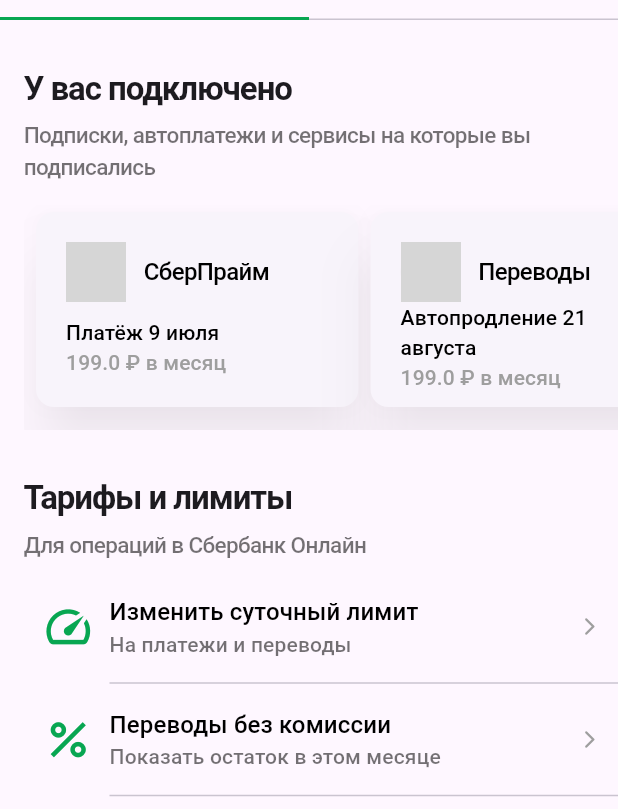
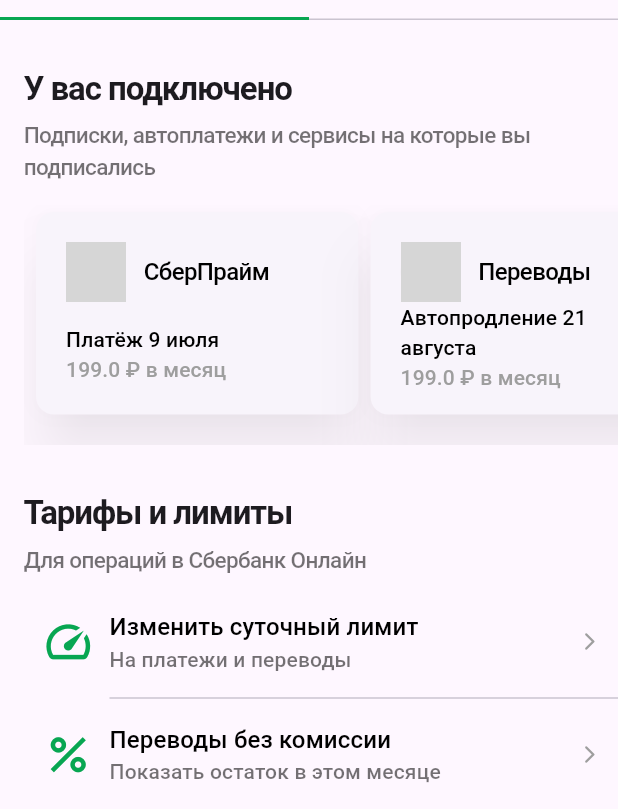
Before and after one commit to ArtemPodgornyi/FlutterSber, a Flutter app: the screen it shows after launch, on a phone screen of 412 x 824 dp, the part 427-1236 px from its top. Run offline on Flutter 3.47's test engine with Material 3 defaults, Android fonts, the light colour scheme and no system bars; grey boxes are pictures that could not be loaded.

Commit message:
[*] Fixed some paddings in Connected section

```diff
--- a/flutter_sber/lib/components/connected/connected_services_list.dart
+++ b/flutter_sber/lib/components/connected/connected_services_list.dart
@@ -7,17 +7,17 @@
   @override
   Widget build(BuildContext context) {
     return SizedBox(
-      height: 150,
+      height: 160,
       child: ListView(
         scrollDirection: Axis.horizontal,
         children: const [
           Padding(
-            padding: EdgeInsets.only(left: 8, top: 5, bottom: 15),
+            padding: EdgeInsets.only(left: 8, top: 5, bottom: 20),
             child: ConnectedService(
                 'СберПрайм', 'images/sber_prime.png', 'Платёж 9 июля', 199),
           ),
           Padding(
-            padding: EdgeInsets.only(left: 8, top: 5, bottom: 15),
+            padding: EdgeInsets.only(left: 8, top: 5, bottom: 20),
             child: ConnectedService('Переводы',
                 'images/transactions.png', 'Автопродление 21 августа', 199),
           ),
```
